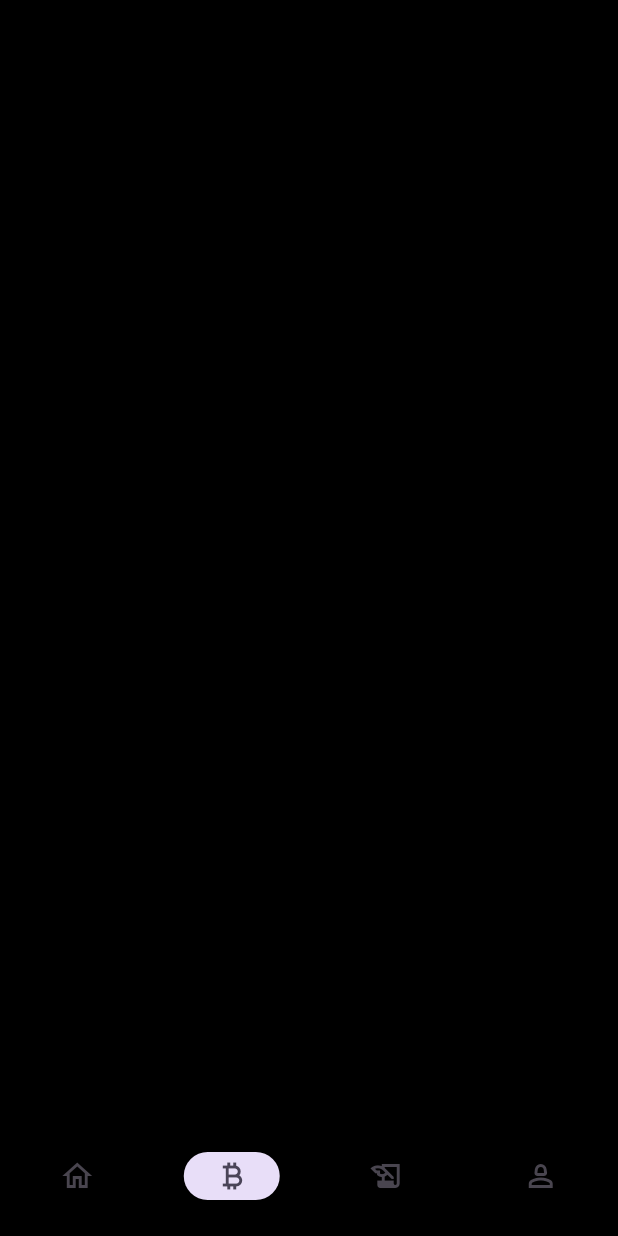
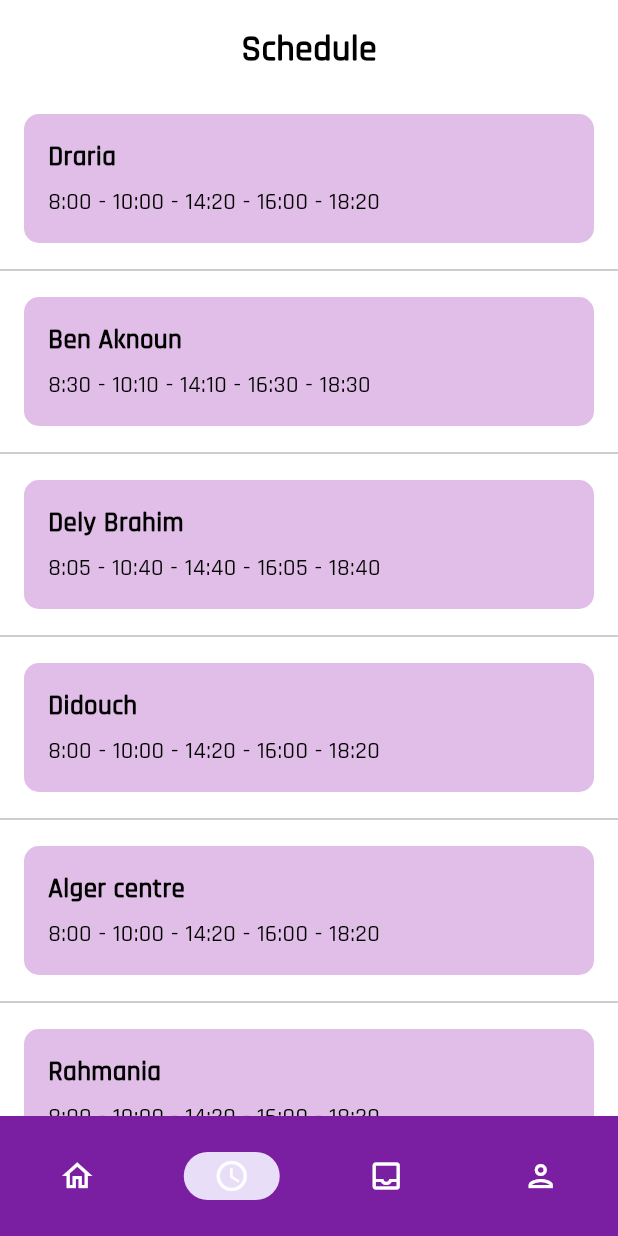
Before and after one commit to yvuuus/hafilaty_driver, a Flutter app: the NavigationScreen screen opened by its route, item 2 of the bottom bar chosen, on a phone screen of 412 x 824 dp. Run offline on Flutter 3.47's test engine with Material 3 defaults, Android fonts, the phone set to English and light mode, and no system bars; our stand-ins replace cloud_firestore, dio, elegant_notification, firebase_auth, firebase_core, firebase_messaging and 5 more; missing offline and left inert: geoflutterfire2; accounts and stored records are empty.

Commit message:
changes to the schedule screen

```diff
--- a/lib/View/Screens/Main_Screens/Payment_Screen/payment_screen.dart
+++ /dev/null
@@ -1,26 +0,0 @@
-import 'package:flutter/material.dart';
-
-class PaymentScreen extends StatefulWidget {
-  const PaymentScreen({super.key});
-
-  @override
-  State<PaymentScreen> createState() => _PaymentScreenState();
-}
-
-class _PaymentScreenState extends State<PaymentScreen> {
-  @override
-  Widget build(BuildContext context) {
-      Size size = MediaQuery.sizeOf(context);
-    return Scaffold(
-      body: SafeArea(
-        child: SizedBox(
-         width:size.width,
-         height:size.height,
-          child:const Column(
-            children: [],
-        ),
-       )
-      ),
-    );
-  }
-}
--- /dev/null
+++ b/lib/View/Screens/Main_Screens/Schedule_Screen/Schedule_screen.dart
@@ -0,0 +1,98 @@
+import 'package:flutter/material.dart';
+
+class ScheduleScreen extends StatefulWidget {
+  const ScheduleScreen({super.key});
+
+  @override
+  State<ScheduleScreen> createState() => _ScheduleScreenState();
+}
+
+class _ScheduleScreenState extends State<ScheduleScreen> {
+  final List<Map<String, dynamic>> schedule = [
+    {"spot": "Draria", "timing": "8:00 - 10:00 - 14:20 - 16:00 - 18:20"},
+    {"spot": "Ben Aknoun", "timing": "8:30 - 10:10 - 14:10 - 16:30 - 18:30"},
+    {"spot": "Dely Brahim", "timing": "8:05 - 10:40 - 14:40 - 16:05 - 18:40"},
+    {"spot": "Didouch", "timing": "8:00 - 10:00 - 14:20 - 16:00 - 18:20"},
+    {"spot": "Alger centre", "timing": "8:00 - 10:00 - 14:20 - 16:00 - 18:20"},
+    {"spot": "Rahmania", "timing": "8:00 - 10:00 - 14:20 - 16:00 - 18:20"},
+    {"spot": "Sidi Abdallah", "timing": "8:00 - 10:00 - 14:20 - 16:00 - 18:20"},
+  ];
+
+  @override
+  Widget build(BuildContext context) {
+    Size size = MediaQuery.sizeOf(context);
+    return Scaffold(
+      body: SafeArea(
+        child: Container(
+          color: Colors.white,
+          width: size.width,
+          height: size.height,
+          child: Column(
+            children: [
+              Padding(
+                padding: const EdgeInsets.all(16.0),
+                child: Text(
+                  "Schedule",
+                  style: TextStyle(
+                    fontSize: 24,
+                    fontWeight: FontWeight.bold,
+                    color: Colors.black,
+                  ),
+                ),
+              ),
+              Expanded(
+                child: ListView.separated(
+                  itemCount: schedule.length,
+                  separatorBuilder: (context, index) => Divider(
+                    color: Colors.grey.shade400,
+                    thickness: 1,
+                  ),
+                  itemBuilder: (context, index) {
+                    final spot = schedule[index];
+                    return Padding(
+                      padding: const EdgeInsets.symmetric(
+                          vertical: 10.0, horizontal: 16.0),
+                      child: Container(
+                        decoration: BoxDecoration(
+                          color: Colors.purple.shade100,
+                          borderRadius: BorderRadius.circular(10),
+                        ),
+                        padding: const EdgeInsets.all(16.0),
+                        child: Row(
+                          mainAxisAlignment: MainAxisAlignment.spaceBetween,
+                          children: [
+                            Column(
+                              crossAxisAlignment: CrossAxisAlignment.start,
+                              children: [
+                                Text(
+                                  spot['spot'],
+                                  style: const TextStyle(
+                                    fontSize: 18,
+                                    fontWeight: FontWeight.bold,
+                                    color: Colors.black,
+                                  ),
+                                ),
+                                const SizedBox(height: 5),
+                                Text(
+                                  spot['timing'],
+                                  style: const TextStyle(
+                                    fontSize: 16,
+                                    color: Colors.black,
+                                  ),
+                                ),
+                              ],
+                            ),
+                          ],
+                        ),
+                      ),
+                    );
+                  },
+                ),
+              ),
+            ],
+          ),
+        ),
+      ),
+    );
+  }
+}
--- a/lib/View/Screens/Nav_Screens/navigation_screen.dart
+++ b/lib/View/Screens/Nav_Screens/navigation_screen.dart
@@ -2,7 +2,7 @@ import 'package:flutter/material.dart';
 import 'package:flutter_riverpod/flutter_riverpod.dart';
 import 'package:hafilaty_driver/View/Screens/Main_Screens/History_Screen/history_screen.dart';
 import 'package:hafilaty_driver/View/Screens/Main_Screens/Home_Screen/home_screen.dart';
-import 'package:hafilaty_driver/View/Screens/Main_Screens/Payment_Screen/payment_screen.dart';
+import 'package:hafilaty_driver/View/Screens/Main_Screens/Schedule_Screen/Schedule_screen.dart';
 import 'package:hafilaty_driver/View/Screens/Main_Screens/Profile_Screen/profile_screen.dart';
 import 'package:hafilaty_driver/View/Screens/Nav_Screens/navigation_providers.dart';
 
@@ -16,8 +16,8 @@ class NavigationScreen extends StatefulWidget {
 class _NavigationScreenState extends State<NavigationScreen> {
   List<Widget> screens = [
     const HomeScreen(),
-    const PaymentScreen(),
-    const HistoryScreen(),
+    const ScheduleScreen(), // Replace this with the Schedule screen.
+    const HistoryScreen(), // Replace this with the Inbox screen.
     const ProfileScreen()
   ];
 
@@ -30,24 +30,24 @@ class _NavigationScreenState extends State<NavigationScreen> {
           bottomNavigationBar: NavigationBar(
             destinations: const [
               NavigationDestination(
-                icon: Icon(Icons.home_outlined),
+                icon: Icon(Icons.home_outlined, color: Colors.white),
                 label: "",
-                selectedIcon: Icon(Icons.home),
+                selectedIcon: Icon(Icons.home, color: Colors.white),
               ),
               NavigationDestination(
-                icon: Icon(Icons.currency_bitcoin_outlined),
+                icon: Icon(Icons.schedule_outlined, color: Colors.white),
                 label: "",
-                selectedIcon: Icon(Icons.currency_bitcoin),
+                selectedIcon: Icon(Icons.schedule, color: Colors.white),
               ),
               NavigationDestination(
-                icon: Icon(Icons.history_edu_outlined),
+                icon: Icon(Icons.inbox_outlined, color: Colors.white),
                 label: "",
-                selectedIcon: Icon(Icons.history_edu),
+                selectedIcon: Icon(Icons.inbox, color: Colors.white),
               ),
               NavigationDestination(
-                icon: Icon(Icons.person_2_outlined),
+                icon: Icon(Icons.person_outlined, color: Colors.white),
                 label: "",
-                selectedIcon: Icon(Icons.person),
+                selectedIcon: Icon(Icons.person, color: Colors.white),
               )
             ],
             onDestinationSelected: (int selection) {
@@ -55,7 +55,7 @@ class _NavigationScreenState extends State<NavigationScreen> {
                   .watch(navigationStateProvider.notifier)
                   .update((state) => selection);
             },
-            backgroundColor: Colors.black38,
+            backgroundColor: Colors.purple.shade700,
             labelBehavior: NavigationDestinationLabelBehavior.alwaysHide,
             selectedIndex: ref.watch(navigationStateProvider),
           ),
```
